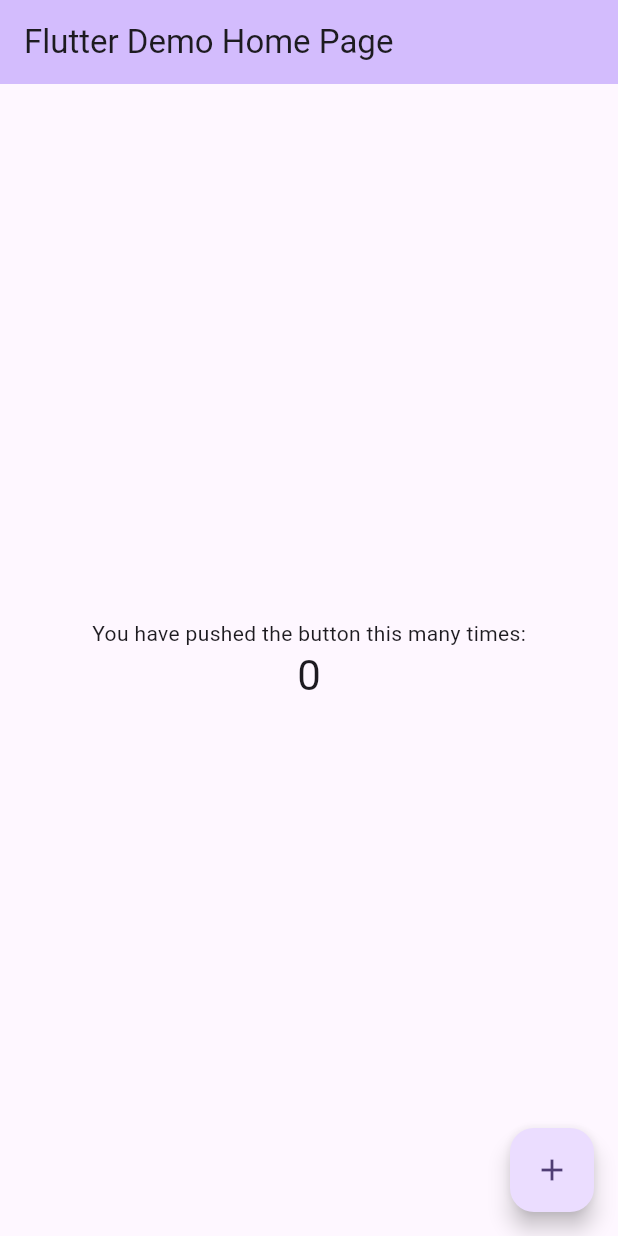
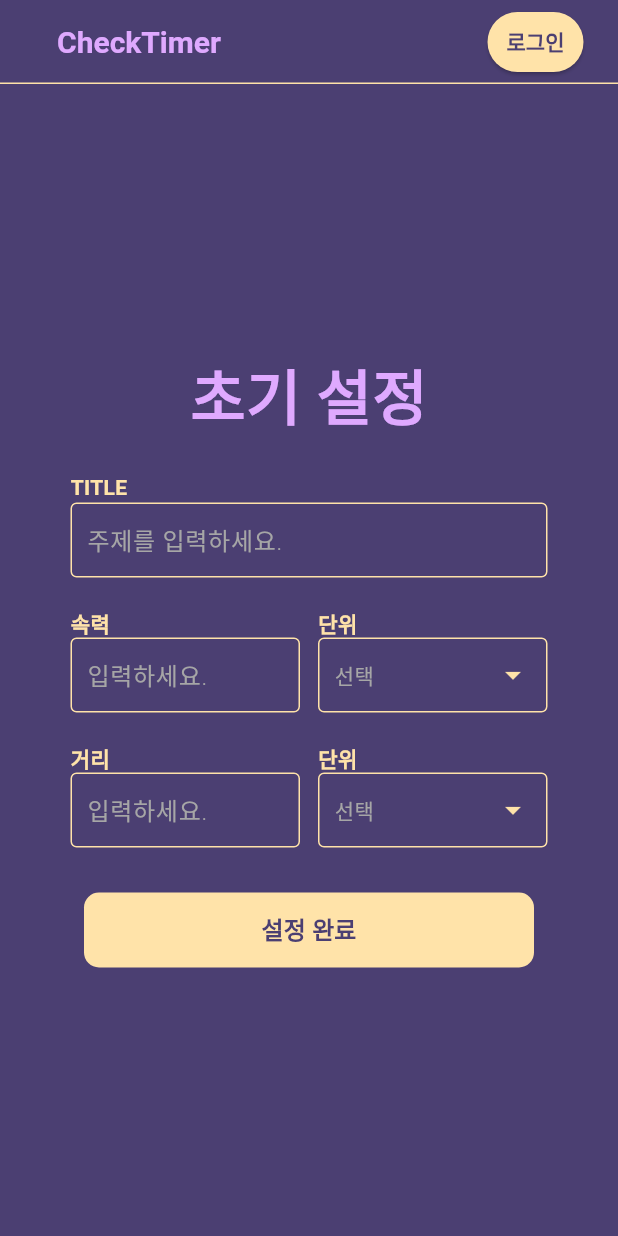
Before and after one commit to ryujebin/CheckTimer, a Flutter app: the screen it shows after launch, on a phone screen of 412 x 824 dp. Run offline on Flutter 3.47's test engine with Material 3 defaults, Android fonts, the phone set to English and light mode, and no system bars; Roboto replaces fonts that are missing (Pretendard).

Commit message:
feat: TimerMairãsetting면 구현

```diff
--- /dev/null
+++ b/lib/Components/Appbar/Appbar_a_login.dart
@@ -0,0 +1,39 @@
+import 'package:flutter/material.dart';
+
+import '../../Core/theme/colors.dart';
+
+class AfterAppbar extends StatelessWidget implements PreferredSizeWidget {
+  final String title;
+  final double fontSize;
+  final double leftPadding;
+
+  const AfterAppbar({
+    super.key,
+    this.title = 'CheckTimer',
+    this.fontSize = 20,
+    this.leftPadding = 16,
+  });
+
+  @override
+  Widget build(BuildContext context) {
+    return AppBar(
+      backgroundColor: Colors.transparent,
+      elevation: 0,
+      automaticallyImplyLeading: false,
+      title: Padding(
+        padding: EdgeInsets.only(left: leftPadding),
+        child: Text(
+          title,
+          style: TextStyle(
+            color: AppColors.secondary,
+            fontSize: fontSize,
+            fontWeight: FontWeight.bold,
+          ),
+        ),
+      ),
+    );
+  }
+
+  @override
+  Size get preferredSize => const Size.fromHeight(kToolbarHeight);
+}
--- /dev/null
+++ b/lib/Components/Appbar/Appbar_b_login.dart
@@ -0,0 +1,66 @@
+import 'package:flutter/material.dart';
+
+import '../../Core/theme/colors.dart';
+
+class BeforeAppbar extends StatelessWidget implements PreferredSizeWidget {
+  final String title;
+  final double fontSize;
+  final double leftPadding;
+  final VoidCallback? onLoginPressed; // 로그인 버튼 클릭 시 실행할 함수
+
+  const BeforeAppbar({
+    super.key,
+    this.title = 'CheckTimer',
+    this.fontSize = 20,
+    this.leftPadding = 22,
+    this.onLoginPressed,
+  });
+
+  @override
+  Widget build(BuildContext context) {
+    return AppBar(
+      backgroundColor: Colors.transparent,
+      elevation: 0,
+      automaticallyImplyLeading: false,
+      title: Padding(
+        padding: EdgeInsets.only(left: leftPadding),
+        child: Text(
+          title,
+          style: TextStyle(
+            color: AppColors.secondary,
+            fontSize: fontSize,
+            fontWeight: FontWeight.bold,
+          ),
+        ),
+      ),
+      actions: [
+        Padding(
+          padding: const EdgeInsets.only(right: 23),
+          child: ElevatedButton(
+            onPressed: onLoginPressed ?? () {},
+            style: ElevatedButton.styleFrom(
+              padding: const EdgeInsets.symmetric(horizontal: 12, vertical: 6),
+              //fixedSize: const Size(61, 28),
+              backgroundColor: AppColors.primary,
+              foregroundColor: AppColors.background,
+              textStyle: const TextStyle(fontSize: 14),
+            ),
+            child: const Text(
+                '로그인',
+              style: TextStyle(
+                fontFamily: 'Pretendard',
+                fontWeight: FontWeight.bold,
+              ),
+            ),
+          ),
+        ),
+      ],
+      shape: Border(
+        bottom: BorderSide(color: AppColors.primary, width: 1),
+      ),
+    );
+  }
+
+  @override
+  Size get preferredSize => const Size.fromHeight(kToolbarHeight);
+}
--- /dev/null
+++ b/lib/Components/Buttons/DropdownButton/DropdownButton.dart
@@ -0,0 +1,171 @@
+import 'package:flutter/material.dart';
+import '../../../Core/theme/colors.dart';
+
+class Dropdown<T> extends StatefulWidget {
+  final String labelText;
+  final String hintText;
+  final List<T> items;
+  final T? value;
+  final ValueChanged<T?> onChanged;
+  final double? width;
+
+  const Dropdown({
+    super.key,
+    required this.labelText,
+    required this.hintText,
+    required this.items,
+    required this.value,
+    required this.onChanged,
+    this.width,
+  });
+
+  @override
+  State<Dropdown<T>> createState() => _DropdownState<T>();
+}
+
+class _DropdownState<T> extends State<Dropdown<T>> {
+  final LayerLink _layerLink = LayerLink();
+  OverlayEntry? _overlayEntry;
+
+  bool isOpen = false;
+
+  void toggleDropdown() {
+    if (isOpen) {
+      _removeDropdown();
+    } else {
+      _showDropdown();
+    }
+    setState(() {
+      isOpen = !isOpen;
+    });
+  }
+
+  void selectItem(T item) {
+    widget.onChanged(item);
+    _removeDropdown();
+    setState(() {
+      isOpen = false;
+    });
+  }
+
+  void _showDropdown() {
+    final RenderBox renderBox = context.findRenderObject() as RenderBox;
+    final Size size = renderBox.size;
+
+    _overlayEntry = OverlayEntry(
+      builder: (context) => Positioned(
+        width: widget.width ?? size.width,
+        child: CompositedTransformFollower(
+          link: _layerLink,
+          showWhenUnlinked: false,
+          offset: Offset(0, size.height - 92),
+          child: Material(
+            elevation: 2,
+            borderRadius: BorderRadius.circular(4),
+            child: Container(
+              decoration: BoxDecoration(
+                color: AppColors.background,
+                border: Border.all(color: AppColors.primary),
+                borderRadius: BorderRadius.circular(4),
+              ),
+              child: Column(
+                mainAxisSize: MainAxisSize.min,
+                children: widget.items.map((item) {
+                  return InkWell(
+                    onTap: () => selectItem(item),
+                    child: Container(
+                      width: double.infinity,
+                      padding: const EdgeInsets.symmetric(horizontal: 10, vertical: 12),
+                      child: Text(
+                        item.toString(),
+                        style: const TextStyle(
+                          color: AppColors.primary,
+                          fontFamily: 'Pretendard',
+                          fontWeight: FontWeight.bold,
+                        ),
+                      ),
+                    ),
+                  );
+                }).toList(),
+              ),
+            ),
+          ),
+        ),
+      ),
+    );
+
+    Overlay.of(context).insert(_overlayEntry!);
+  }
+
+  void _removeDropdown() {
+    _overlayEntry?.remove();
+    _overlayEntry = null;
+  }
+
+  @override
+  void dispose() {
+    _removeDropdown();
+    super.dispose();
+  }
+
+  @override
+  Widget build(BuildContext context) {
+    double screenWidth = MediaQuery.of(context).size.width;
+    double fieldWidth = (widget.width ?? screenWidth - 94).clamp(0, screenWidth);
+
+    return Padding(
+      padding: const EdgeInsets.only(top: 20),
+      child: Column(
+        crossAxisAlignment: CrossAxisAlignment.start,
+        children: [
+          Text(
+            widget.labelText,
+            style: const TextStyle(
+              fontSize: 14,
+              fontFamily: 'Pretendard',
+              fontWeight: FontWeight.bold,
+              color: AppColors.primary,
+            ),
+          ),
+          CompositedTransformTarget(
+            link: _layerLink,
+            child: Container(
+              width: fieldWidth,
+              decoration: BoxDecoration(
+                color: AppColors.background,
+                border: Border.all(
+                  color: AppColors.primary,
+                  width: isOpen ? 2 : 1,
+                ),
+                borderRadius: BorderRadius.circular(4),
+              ),
+              child: InkWell(
+                onTap: toggleDropdown,
+                child: Padding(
+                  padding: const EdgeInsets.symmetric(horizontal: 10, vertical: 12),
+                  child: Row(
+                    mainAxisAlignment: MainAxisAlignment.spaceBetween,
+                    children: [
+                      Text(
+                        widget.value?.toString() ?? widget.hintText,
+                        style: TextStyle(
+                          fontFamily: 'Pretendard',
+                          fontWeight:
+                          widget.value == null ? FontWeight.w300 : FontWeight.bold,
+                          color: widget.value == null
+                              ? const Color(0xFFA6A6A6)
+                              : AppColors.primary,
+                        ),
+                      ),
+                      const Icon(Icons.arrow_drop_down, color: AppColors.primary),
+                    ],
+                  ),
+                ),
+              ),
+            ),
+          ),
+        ],
+      ),
+    );
+  }
+}
--- /dev/null
+++ b/lib/Components/Buttons/ElevationButton/ElevationButton.dart
@@ -0,0 +1,50 @@
+import 'package:flutter/material.dart';
+import '../../../Core/theme/colors.dart';
+
+class ElevationBtn extends StatelessWidget {
+  final String text;
+  final double? height;
+  final double? width;
+  final VoidCallback onPressed;
+
+  const ElevationBtn({
+    super.key,
+    required this.text,
+    required this.onPressed,
+    this.height = 50, // 기본 높이 50
+    this.width, // 기본 width는 null, 양쪽 여백 56씩 남기게 처리
+  });
+
+  @override
+  Widget build(BuildContext context) {
+    double screenWidth = MediaQuery.of(context).size.width;
+    double buttonWidth = width ?? (screenWidth - 56 * 2); // 기본 width 계산
+
+    return SizedBox(
+      height: height, // 기본 높이
+      width: buttonWidth, // 계산된 가로 길이
+      child: ElevatedButton(
+        onPressed: onPressed,
+        style: ElevatedButton.styleFrom(
+          foregroundColor: AppColors.background,
+          backgroundColor: AppColors.primary, // 글자색
+          shape: RoundedRectangleBorder(
+            borderRadius: BorderRadius.circular(10), // Border radius 10
+          ),
+          elevation: 0, // 그림자 없음
+          padding: EdgeInsets.zero, // padding 없애기
+        ),
+        child: Center(
+          child: Text(
+            text,
+            style: const TextStyle(
+              fontFamily: 'Pretendard',
+              fontWeight: FontWeight.bold,
+              fontSize: 16, // 텍스트 크기
+            ),
+          ),
+        ),
+      ),
+    );
+  }
+}
--- /dev/null
+++ b/lib/Components/InputField/InputField.dart
@@ -0,0 +1,77 @@
+import 'package:flutter/material.dart';
+import '../../Core/theme/colors.dart';
+
+class InputField extends StatelessWidget {
+  final String hintText;
+  final String labelText;
+  final TextEditingController controller;
+  final TextInputType keyboardType;
+  final double? width;
+
+  const InputField({
+    super.key,
+    required this.hintText,
+    required this.labelText,
+    required this.controller,
+    this.keyboardType = TextInputType.text,
+    this.width,
+  });
+
+  @override
+  Widget build(BuildContext context) {
+    // 화면 전체 너비
+    final screenWidth = MediaQuery.of(context).size.width;
+
+    // width가 없으면 좌우 47 여백을 뺀 값 사용
+    final fieldWidth = width ?? (screenWidth - 94).clamp(0, screenWidth);
+
+    return Padding(
+      padding: const EdgeInsets.only(top: 20),
+      child: Column(
+        crossAxisAlignment: CrossAxisAlignment.start,
+        children: [
+          Text(
+            labelText,
+            style: const TextStyle(
+              fontSize: 14,
+              fontFamily: 'Pretendard',
+              fontWeight: FontWeight.bold,
+              color: AppColors.primary,
+            ),
+          ),
+          Container(
+            width: fieldWidth,
+            height: 50,
+            decoration: BoxDecoration(
+              borderRadius: BorderRadius.circular(4),
+              border: Border.all(
+                color: AppColors.primary,
+                width: 1.0,
+              ),
+            ),
+            child: TextField(
+              controller: controller,
+              keyboardType: keyboardType,
+              style: const TextStyle(
+                color: AppColors.primary,
+                fontFamily: 'Pretendard',
+                fontWeight: FontWeight.bold,
+                decorationThickness: 0,
+              ),
+              decoration: InputDecoration(
+                hintText: hintText,
+                hintStyle: const TextStyle(
+                  color: Color(0xFFA6A6A6),
+                  fontFamily: 'Pretendard',
+                  fontWeight: FontWeight.w300,
+                ),
+                border: InputBorder.none,
+                contentPadding: const EdgeInsets.symmetric(horizontal: 10),
+              ),
+            ),
+          ),
+        ],
+      ),
+    );
+  }
+}
--- /dev/null
+++ b/lib/Components/TitleText/TitleText.dart
@@ -0,0 +1,31 @@
+import 'package:flutter/material.dart';
+
+class TitleText extends StatelessWidget {
+  final String text;            // 표시할 문구
+  final double fontSize;        // 글자 크기
+  final Color color;            // 글자 색상
+  final String fontFamily;      // 폰트명
+  final FontWeight fontWeight;  // 굵기
+
+  const TitleText({
+    super.key,
+    required this.text,
+    this.fontSize = 40,
+    this.color = Colors.black,
+    this.fontFamily = 'Pretendard',
+    this.fontWeight = FontWeight.w800,
+  });
+
+  @override
+  Widget build(BuildContext context) {
+    return Text(
+      text,
+      style: TextStyle(
+        fontSize: fontSize,
+        color: color,
+        fontFamily: fontFamily,
+        fontWeight: fontWeight,
+      ),
+    );
+  }
+}
--- /dev/null
+++ b/lib/Core/theme/colors.dart
@@ -0,0 +1,7 @@
+import 'package:flutter/material.dart';
+
+class AppColors {
+  static const primary = Color(0xFFFFE3A9);
+  static const secondary = Color(0xFFDFA9FF);
+  static const background = Color(0xFF4B3F72);
+}
--- /dev/null
+++ b/lib/Timer/Timer_main.dart
@@ -0,0 +1,114 @@
+import 'package:flutter/material.dart';
+import 'package:test_flutter/Components/Appbar/Appbar_b_login.dart';
+import 'package:test_flutter/Components/Buttons/ElevationButton/ElevationButton.dart';
+import 'package:test_flutter/Components/InputField/InputField.dart';
+import 'package:test_flutter/Components/TitleText/TitleText.dart';
+import 'package:test_flutter/Core/theme/colors.dart';
+
+import '../Components/Buttons/DropdownButton/DropdownButton.dart';
+
+class TimerMain extends StatefulWidget {
+  const TimerMain({super.key});
+
+  @override
+  State<TimerMain> createState() => _TimerMainState();
+}
+
+class _TimerMainState extends State<TimerMain> {
+  String? selectedCategory;
+
+  @override
+  Widget build(BuildContext context) {
+    TextEditingController controller = TextEditingController();
+
+    return Scaffold(
+        appBar: BeforeAppbar(),
+        body: Center(
+          child: Column(
+            mainAxisAlignment: MainAxisAlignment.center,
+            children: [
+              TitleText(
+                text: '초기 설정',
+                color: AppColors.secondary,
+              ),
+              InputField(
+                hintText: '주제를 입력하세요.',
+                labelText: 'TITLE',
+                controller: controller,
+              ),
+              Padding(
+                padding:
+                    const EdgeInsets.symmetric(horizontal: 47), // 양 옆 여백 조정
+                child: Row(
+                  children: [
+                    Expanded(
+                      flex: 1, // 가중치
+                      child: InputField(
+                        hintText: '입력하세요.',
+                        labelText: '속력',
+                        controller: controller,
+                      ),
+                    ),
+                    const SizedBox(width: 12), // 사이 간격
+                    Expanded(
+                      flex: 1, // 드롭다운은 조금 좁게
+                      child: Dropdown<String>(
+                        labelText: '단위',
+                        hintText: '선택',
+                        items: ['선택', 'M/S', 'KM/H'],
+                        value: selectedCategory,
+                        onChanged: (value) {
+                          setState(() {
+                            selectedCategory = value;
+                          });
+                        },
+                      ),
+                    ),
+                  ],
+                ),
+              ),
+              Padding(
+                padding:
+                    const EdgeInsets.symmetric(horizontal: 47), // 양 옆 여백 조정
+                child: Row(
+                  children: [
+                    Expanded(
+                      flex: 1, // 가중치
+                      child: InputField(
+                        hintText: '입력하세요.',
+                        labelText: '거리',
+                        controller: controller,
+                      ),
+                    ),
+                    const SizedBox(width: 12), // 사이 간격
+                    Expanded(
+                      flex: 1, // 드롭다운은 조금 좁게
+                      child: Dropdown<String>(
+                        labelText: '단위',
+                        hintText: '선택',
+                        items: ['선택', 'M', 'KM'],
+                        value: selectedCategory,
+                        onChanged: (value) {
+                          setState(() {
+                            selectedCategory = value;
+                          });
+                        },
+                      ),
+                    ),
+                  ],
+                ),
+              ),
+              Padding(
+                padding: const EdgeInsets.only(top: 30),
+                child: ElevationBtn(
+                  text: '설정 완료',
+                  onPressed: () {
+
+                  },
+                ),
+              )
+            ],
+          ),
+        ));
+  }
+}
--- a/lib/main.dart
+++ b/lib/main.dart
@@ -1,4 +1,7 @@
 import 'package:flutter/material.dart';
+import 'package:test_flutter/Core/theme/colors.dart';
+
+import 'Timer/Timer_main.dart';
 
 void main() {
   runApp(const MyApp());
@@ -7,119 +10,17 @@ void main() {
 class MyApp extends StatelessWidget {
   const MyApp({super.key});
 
-  // This widget is the root of your application.
   @override
   Widget build(BuildContext context) {
     return MaterialApp(
-      title: 'Flutter Demo',
+      title: 'CheckTimer',
+      debugShowCheckedModeBanner: false,
       theme: ThemeData(
-        // This is the theme of your application.
-        //
-        // TRY THIS: Try running your application with "flutter run". You'll see
-        // the application has a purple toolbar. Then, without quitting the app,
-        // try changing the seedColor in the colorScheme below to Colors.green
-        // and then invoke "hot reload" (save your changes or press the "hot
-        // reload" button in a Flutter-supported IDE, or press "r" if you used
-        // the command line to start the app).
-        //
-        // Notice that the counter didn't reset back to zero; the application
-        // state is not lost during the reload. To reset the state, use hot
-        // restart instead.
-        //
-        // This works for code too, not just values: Most code changes can be
-        // tested with just a hot reload.
-        colorScheme: ColorScheme.fromSeed(seedColor: Colors.deepPurple),
-        useMaterial3: true,
+        useMaterial3: true, // 필요에 따라 변경
+        scaffoldBackgroundColor: AppColors.background,
+        fontFamily: 'Pretendard', // 원하는 폰트 지정
       ),
-      home: const MyHomePage(title: 'Flutter Demo Home Page'),
+      home: const TimerMain(), // 시작화면을 TimerMain으로 설정
     );
   }
 }
-
-class MyHomePage extends StatefulWidget {
-  const MyHomePage({super.key, required this.title});
-
-  // This widget is the home page of your application. It is stateful, meaning
-  // that it has a State object (defined below) that contains fields that affect
-  // how it looks.
-
-  // This class is the configuration for the state. It holds the values (in this
-  // case the title) provided by the parent (in this case the App widget) and
-  // used by the build method of the State. Fields in a Widget subclass are
-  // always marked "final".
-
-  final String title;
-
-  @override
-  State<MyHomePage> createState() => _MyHomePageState();
-}
-
-class _MyHomePageState extends State<MyHomePage> {
-  int _counter = 0;
-
-  void _incrementCounter() {
-    setState(() {
-      // This call to setState tells the Flutter framework that something has
-      // changed in this State, which causes it to rerun the build method below
-      // so that the display can reflect the updated values. If we changed
-      // _counter without calling setState(), then the build method would not be
-      // called again, and so nothing would appear to happen.
-      _counter++;
-    });
-  }
-
-  @override
-  Widget build(BuildContext context) {
-    // This method is rerun every time setState is called, for instance as done
-    // by the _incrementCounter method above.
-    //
-    // The Flutter framework has been optimized to make rerunning build methods
-    // fast, so that you can just rebuild anything that needs updating rather
-    // than having to individually change instances of widgets.
-    return Scaffold(
-      appBar: AppBar(
-        // TRY THIS: Try changing the color here to a specific color (to
-        // Colors.amber, perhaps?) and trigger a hot reload to see the AppBar
-        // change color while the other colors stay the same.
-        backgroundColor: Theme.of(context).colorScheme.inversePrimary,
-        // Here we take the value from the MyHomePage object that was created by
-        // the App.build method, and use it to set our appbar title.
-        title: Text(widget.title),
-      ),
-      body: Center(
-        // Center is a layout widget. It takes a single child and positions it
-        // in the middle of the parent.
-        child: Column(
-          // Column is also a layout widget. It takes a list of children and
-          // arranges them vertically. By default, it sizes itself to fit its
-          // children horizontally, and tries to be as tall as its parent.
-          //
-          // Column has various properties to control how it sizes itself and
-          // how it positions its children. Here we use mainAxisAlignment to
-          // center the children vertically; the main axis here is the vertical
-          // axis because Columns are vertical (the cross axis would be
-          // horizontal).
-          //
-          // TRY THIS: Invoke "debug painting" (choose the "Toggle Debug Paint"
-          // action in the IDE, or press "p" in the console), to see the
-          // wireframe for each widget.
-          mainAxisAlignment: MainAxisAlignment.center,
-          children: <Widget>[
-            const Text(
-              'You have pushed the button this many times:',
-            ),
-            Text(
-              '$_counter',
-              style: Theme.of(context).textTheme.headlineMedium,
-            ),
-          ],
-        ),
-      ),
-      floatingActionButton: FloatingActionButton(
-        onPressed: _incrementCounter,
-        tooltip: 'Increment',
-        child: const Icon(Icons.add),
-      ), // This trailing comma makes auto-formatting nicer for build methods.
-    );
-  }
-}
```
Also changed, not shown: pubspec.yaml (+8 -0 lines), 4 other files.
